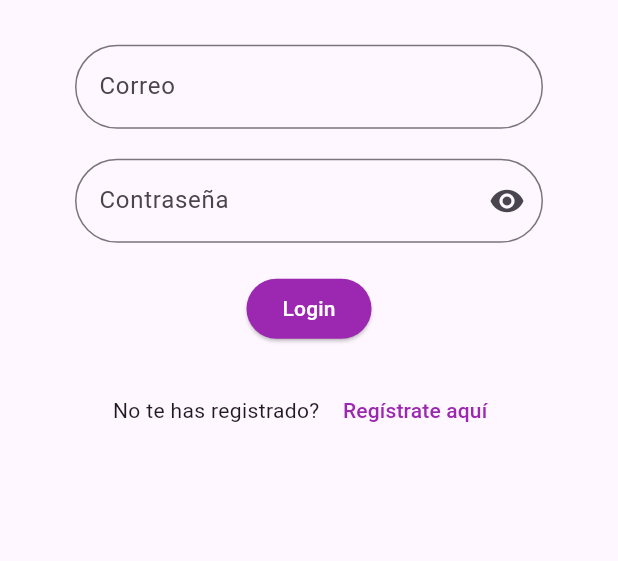
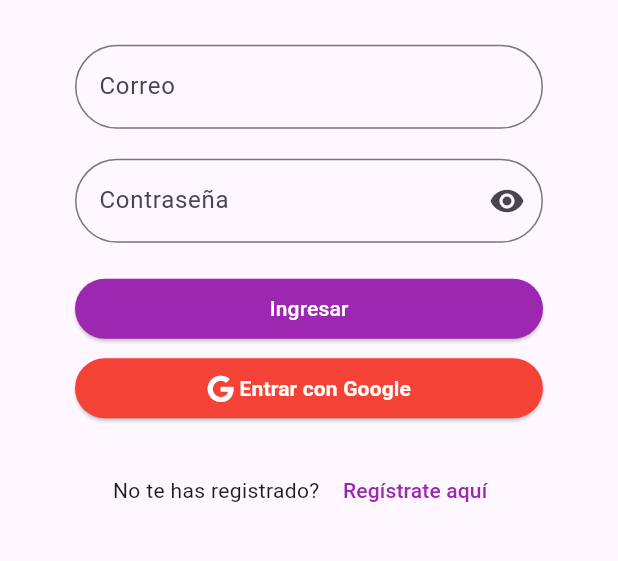
Before and after one commit to Jeronimo1520/contactArt-FlutterApp, a Flutter app: the screen it shows after launch, on a phone screen of 412 x 824 dp, the part 582-1143 px from its top. Run offline on Flutter 3.47's test engine with Material 3 defaults, Android fonts, the phone set to English and light mode, and no system bars; our stand-ins replace cloud_firestore, firebase_auth, firebase_core, firebase_storage, fluttertoast, font_awesome_flutter and 2 more; accounts and stored records are empty; Roboto replaces fonts that are missing (Poppins).

Commit message:
feat: Auth con google

```diff
--- a/lib/features/app/presentation/pages/editProfile.dart
+++ b/lib/features/app/presentation/pages/editProfile.dart
@@ -97,7 +97,7 @@ class _EditProfilePageState extends State<EditProfilePage> {
 
   void _UpdateUser() async{
     try {
-      print(widget.user!.id);
+      print("User id: ${widget.userId}");
       await userController.updateUserData(
         widget.userId,
         _usernameController.text,
--- a/lib/features/app/presentation/pages/loginPage.dart
+++ b/lib/features/app/presentation/pages/loginPage.dart
@@ -7,6 +7,7 @@ import 'package:contact_art/global/common/toast.dart';
 import 'package:firebase_auth/firebase_auth.dart';
 import 'package:flutter/material.dart';
 import 'package:flutter/widgets.dart';
+import 'package:font_awesome_flutter/font_awesome_flutter.dart';
 
 class LoginPage extends StatefulWidget {
   const LoginPage({Key? key}) : super(key: key);
@@ -46,8 +47,9 @@ class _LoginPageState extends State<LoginPage> {
                 obscureText: _obscureText,
               ),
               const SizedBox(height: 20),
-              Align(
-                alignment: Alignment.center,
+              Expanded(
+                child: Padding(
+                  padding: const EdgeInsets.symmetric(horizontal: 50),
                   child: ElevatedButton(
                       style: ElevatedButton.styleFrom(
                         backgroundColor: Colors.purple,
@@ -59,7 +61,7 @@ class _LoginPageState extends State<LoginPage> {
                           ? const CircularProgressIndicator(
                               color: Colors.white,
                             )
-                        : const Text('Login',
+                          : const Text('Ingresar',
                               style: TextStyle(
                                 fontFamily: 'Poppins',
                                 color: Colors.white,
@@ -69,10 +71,50 @@ class _LoginPageState extends State<LoginPage> {
                           _signIn();
                         } else {
                           showToast(
-                            message: 'Por favor, diligencia todos los campos');
+                              message:
+                                  'Por favor, diligencia todos los campos');
                         }
                       }),
                 ),
+              ),
+              const SizedBox(height: 5),
+              Align(
+                  alignment: Alignment.center,
+                  child: Padding(
+                      padding: const EdgeInsets.symmetric(horizontal: 50),
+                      child: ElevatedButton(
+                          style: ElevatedButton.styleFrom(
+                            backgroundColor: Colors.red,
+                            shape: RoundedRectangleBorder(
+                              borderRadius: BorderRadius.circular(30),
+                            ),
+                          ),
+                          child: const Row(
+                            mainAxisAlignment: MainAxisAlignment.center,
+                            children: [
+                              Icon(
+                                // Icono de Google
+                                FontAwesomeIcons.google,
+                                color: Colors.white,
+                              ),
+                              Text(' Entrar con Google',
+                                  style: TextStyle(
+                                    fontFamily: 'Poppins',
+                                    fontWeight: FontWeight.bold,
+                                    color: Colors.white,
+                                  )),
+                            ],
+                          ),
+                          onPressed: () async {
+                            User? user =
+                                await FireBaseAuthService.signInWithGoogle(); // Inicia sesión con Google
+                            if (user != null) {
+                              print('Usuario logueado con Google ${user.uid}');
+                              Navigator.pushNamed(context, '/home');
+                            }else{
+                              showToast(message: 'Error al iniciar sesión con Google');
+                            }
+                          }))),
               const SizedBox(height: 20),
               Row(
                 mainAxisAlignment: MainAxisAlignment.center,
@@ -131,7 +173,8 @@ class _LoginPageState extends State<LoginPage> {
         context,
         MaterialPageRoute(
           builder: (context) => HomePage(
-              userId: firestoreUserId), // Esto Pasa el ID del usuario a HomePage
+              userId:
+                  firestoreUserId), // Esto Pasa el ID del usuario a HomePage
         ),
       );
     } else {
--- a/lib/features/app/presentation/pages/profile.dart
+++ b/lib/features/app/presentation/pages/profile.dart
@@ -21,7 +21,7 @@ class _ProfilePageState extends State<ProfilePage> {
   }
 
   @override
-  //Metodo para traer el userId como parametro que fue pasado
+  //Metodo para traer el userId como parametro que fue pasado desde el bottomNavBar
   void didChangeDependencies() {
     super.didChangeDependencies();
     final Map<String, dynamic> args =
@@ -64,7 +64,7 @@ class _ProfilePageState extends State<ProfilePage> {
                       Navigator.push(
                         context,
                         MaterialPageRoute(
-                          builder: (context) => EditProfilePage(user: user!, userId: userId),
+                          builder: (context) => EditProfilePage(user: user, userId: userId),
                         ),
                       );
                     },
@@ -128,7 +128,7 @@ class _ProfilePageState extends State<ProfilePage> {
 
   void _loadUserData(String userId) async {
     user = await userController.getUser(userId);
-    print(user?.id);
+    print(user!.userName);
     setState(() {});
   }
 }
--- a/pubspec.yaml
+++ b/pubspec.yaml
@@ -14,6 +14,8 @@ dependencies:
   flutter:
     sdk: flutter
   fluttertoast: ^8.2.5
+  font_awesome_flutter: ^10.7.0
+  google_sign_in: ^6.2.1
   image_picker: ^1.0.8
 
 dev_dependencies:
```
Also changed, not shown: lib/features/user_auth/firebase_auth_implementation/firebase_auth_services.dart (+39 -9 lines), pubspec.lock, 2 other files. Lines whose indentation alone changed are shown as unchanged.
